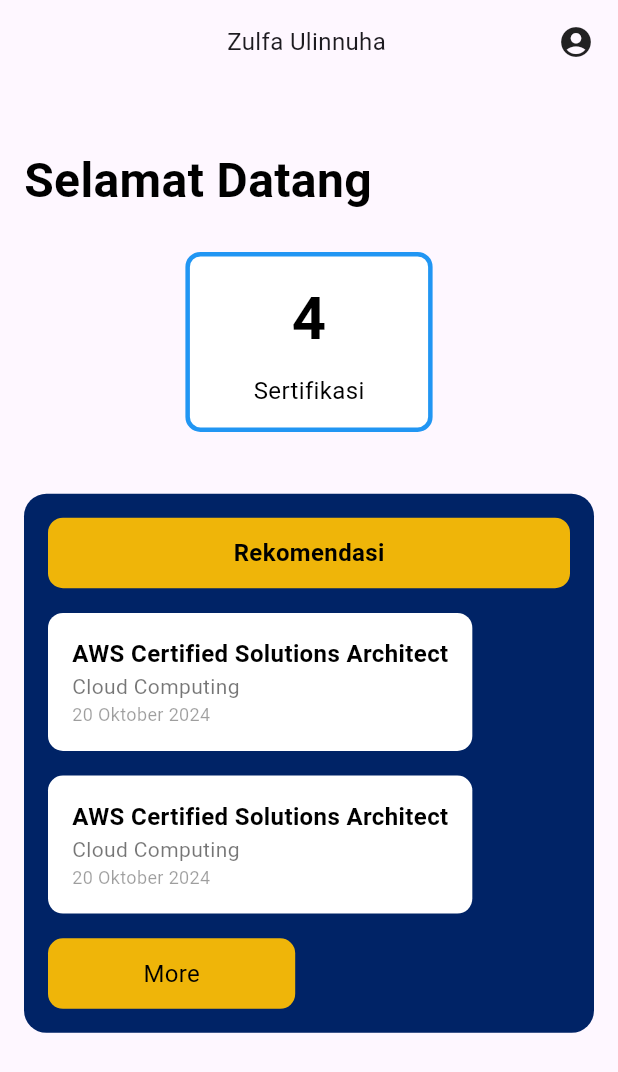
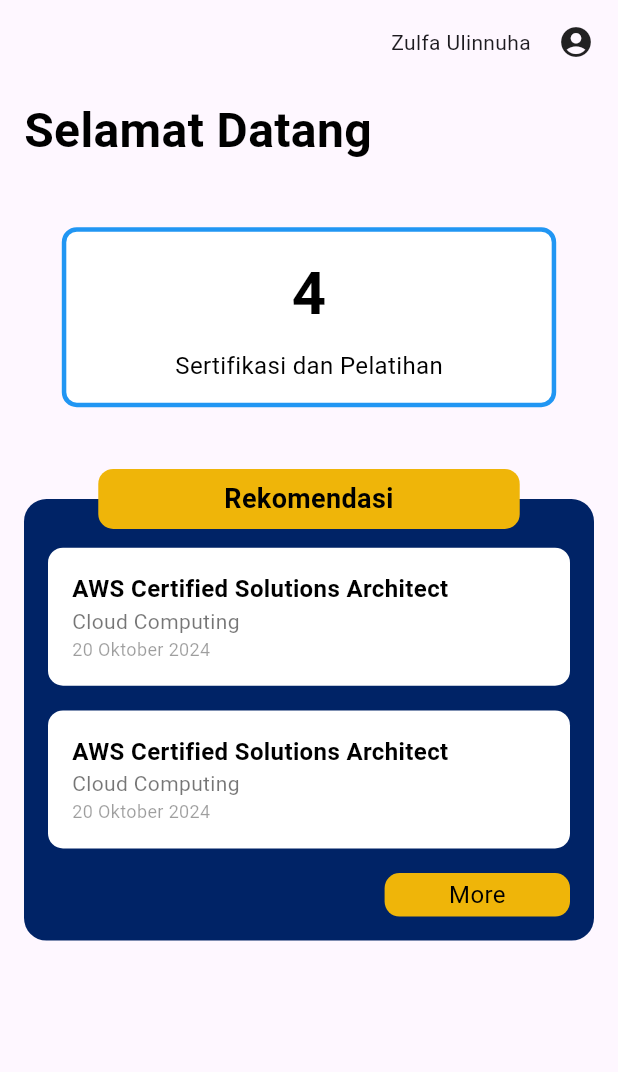
Before and after one commit to Syffafirdausyahhaniputra/hello_world, a Flutter app: the Dashboard widget shown alone on an empty page, opened directly, on a phone screen of 412 x 824 dp. Shown: the top 1072 px of the screen. Run offline on Flutter 3.47's test engine with Material 3 defaults, Android fonts, the light colour scheme and no system bars.

Commit message:
dashboard dosen

```diff
--- a/lib/dosen.dart
+++ b/lib/dosen.dart
@@ -75,7 +75,7 @@
           crossAxisAlignment: CrossAxisAlignment.start,
           children: [
             _buildHeader(width),
-            SizedBox(height: height * 0.05),
+            SizedBox(height: height * 0.01),
             Text(
               'Selamat Datang',
               style: TextStyle(
@@ -84,14 +84,14 @@
                 fontWeight: FontWeight.bold,
               ),
             ),
-            SizedBox(height: height * 0.03),
+            SizedBox(height: height * 0.05),
             Row(
               mainAxisAlignment: MainAxisAlignment.spaceEvenly,
               children: [
                 _buildInfoCard(
-                  title: 'Sertifikasi',
+                  title: 'Sertifikasi dan Pelatihan',
                   value: '4',
-                  width: width * 0.4,
+                  width: width * 0.8,
                   borderColor: Colors.blue,
                 )
               ],
@@ -110,11 +110,11 @@
       child: Row(
         mainAxisAlignment: MainAxisAlignment.spaceBetween,
         children: [
-          SizedBox(width: width * 0.05), // Space to match the layout
+          SizedBox(width: width * 0.55), // Space to match the layout
           Text(
             'Zulfa Ulinnuha',
             style: TextStyle(
-              fontSize: 16,
+              fontSize: 14,
               fontWeight: FontWeight.w400,
             ),
           ),
@@ -166,7 +166,12 @@
   }
 
   Widget _buildRecommendationSection(double width, double height) {
-    return Container(
+    return Stack(
+      clipBehavior: Clip.none, // Membiarkan title keluar dari batas container
+      children: [
+        // Container untuk daftar rekomendasi
+        Container(
+          margin: const EdgeInsets.only(top: 20), // Beri margin agar title punya ruang di atas
           decoration: BoxDecoration(
             color: const Color(0xFF002366),
             borderRadius: BorderRadius.circular(15),
@@ -176,41 +181,56 @@
             child: Column(
               crossAxisAlignment: CrossAxisAlignment.start,
               children: [
-            Container(
-              padding: EdgeInsets.symmetric(vertical: 12),
-              width: width,
-              decoration: BoxDecoration(
-                color: Color(0xFFEFB509),
-                borderRadius: BorderRadius.circular(10),
-              ),
-              child: Center(
-                child: Text(
-                  'Rekomendasi',
-                  style: TextStyle(
-                    color: Colors.black,
-                    fontSize: 16,
-                    fontWeight: FontWeight.w600,
-                  ),
-                ),
-              ),
+                SizedBox(height: height * 0.02),
+                _buildRecommendationItem(
+                  title: 'AWS Certified Solutions Architect',
+                  subtitle: 'Cloud Computing',
+                  date: '20 Oktober 2024',
+                  width: width * 0.9, // Mengatur lebar container
                 ),
                 SizedBox(height: height * 0.02),
                 _buildRecommendationItem(
                   title: 'AWS Certified Solutions Architect',
                   subtitle: 'Cloud Computing',
                   date: '20 Oktober 2024',
+                  width: width * 0.9, // Mengatur lebar container
                 ),
                 SizedBox(height: height * 0.02),
-            _buildRecommendationItem(
-              title: 'AWS Certified Solutions Architect',
-              subtitle: 'Cloud Computing',
-              date: '20 Oktober 2024',
+                Align(
+                  alignment: Alignment.bottomRight,
+                  child: _buildMoreButton(width),
                 ),
-            SizedBox(height: height * 0.02),
-            _buildMoreButton(width),
               ],
             ),
           ),
+        ),
+
+        // Title "Rekomendasi" yang setengah di dalam dan setengah di luar container
+        Positioned(
+          top: 0, // Mengatur posisi vertikal agar setengah di dalam dan setengah di luar container
+          left: 2,
+          right: 2,
+          child: Align(
+            alignment: Alignment.center, // Menempatkan teks di tengah secara horizontal
+            child: Container(
+              padding: EdgeInsets.symmetric(vertical: 7, horizontal: 84),
+              decoration: BoxDecoration(
+                color: Color(0xFFEFB509),
+                borderRadius: BorderRadius.circular(10),
+              ),
+              child: Text(
+                'Rekomendasi',
+                style: TextStyle(
+                  color: Colors.black,
+                  fontSize: 18,
+                  fontWeight: FontWeight.w600,
+                ),
+                textAlign: TextAlign.center, // Memastikan teks juga berada di tengah secara horizontal
+              ),
+            ),
+          ),
+        ),
+      ],
     );
   }
 
@@ -218,8 +238,10 @@
     String title = '',
     String subtitle = '',
     String date = '',
+    double? width, // Tambahkan parameter optional untuk mengatur lebar
   }) {
     return Container(
+      width: width, // Set lebar container menggunakan parameter width
       padding: const EdgeInsets.all(16.0),
       decoration: BoxDecoration(
         color: Colors.white,
@@ -264,8 +286,8 @@
         // Action for more button
       },
       child: Container(
-        width: width * 0.4,
-        padding: EdgeInsets.symmetric(vertical: 12),
+        width: width * 0.3,
+        padding: EdgeInsets.symmetric(vertical: 3),
         decoration: BoxDecoration(
           color: Color(0xFFEFB509),
           borderRadius: BorderRadius.circular(10),
```
Lines whose indentation alone changed are shown as unchanged.
